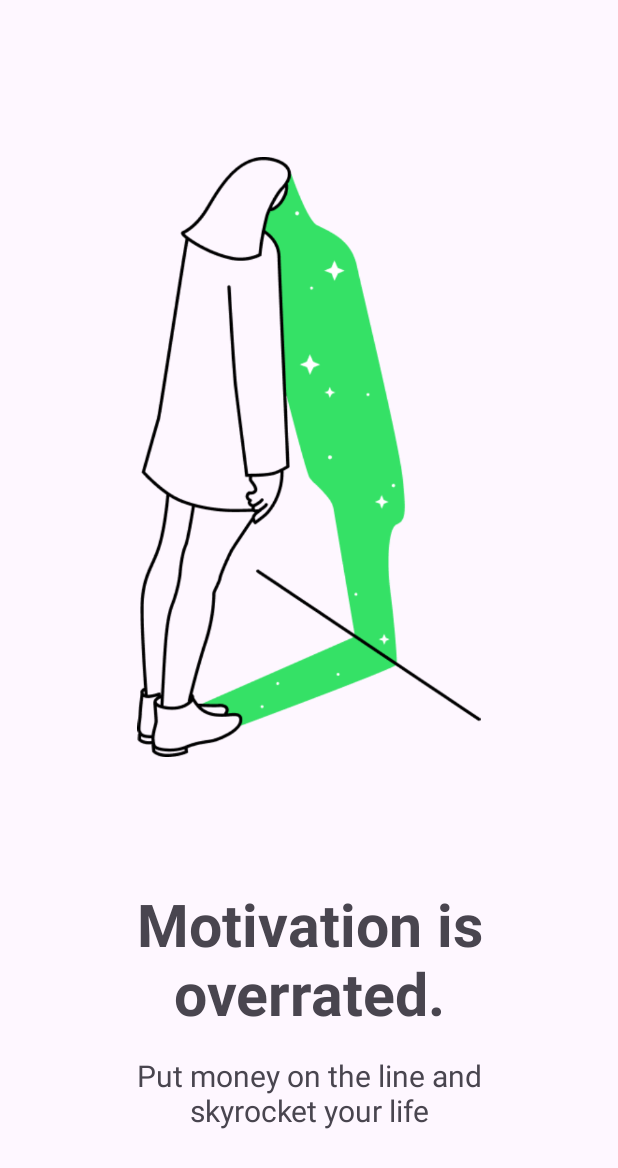
After one commit to KrzysztofCwirko/habit-guard, an Android app: the layout fragment_onboarding.xml on its own in the app's theme, with its tools: preview values and no code run, on a phone screen of 412 x 824 dp. The commit adds this screen. Shown: the top 1168 px of the screen. Run offline under Robolectric (Android 15) with nearby library versions, the light colour scheme and no system bars.

Commit message:
added onboarding

```diff
--- a/app/src/main/java/com/example/sportpact/MainActivity.kt
+++ b/app/src/main/java/com/example/sportpact/MainActivity.kt
@@ -2,6 +2,8 @@ package com.example.sportpact
 
 import androidx.appcompat.app.AppCompatActivity
 import android.os.Bundle
+import androidx.recyclerview.widget.LinearLayoutManager
+import androidx.recyclerview.widget.RecyclerView
 
 class MainActivity : AppCompatActivity() {
     override fun onCreate(savedInstanceState: Bundle?) {
--- /dev/null
+++ b/app/src/main/res/layout/fragment_onboarding.xml
@@ -0,0 +1,50 @@
+<?xml version="1.0" encoding="utf-8"?>
+<androidx.constraintlayout.widget.ConstraintLayout xmlns:android="http://schemas.android.com/apk/res/android"
+    xmlns:app="http://schemas.android.com/apk/res-auto"
+    xmlns:tools="http://schemas.android.com/tools"
+    android:layout_width="match_parent"
+    android:layout_height="match_parent"
+    tools:context=".Onboarding">
+
+
+    <TextView
+        android:id="@+id/textView"
+        android:layout_width="match_parent"
+        android:layout_height="wrap_content"
+        android:layout_marginStart="60dp"
+        android:layout_marginEnd="60dp"
+        android:layout_marginBottom="70dp"
+        android:textSize="20sp"
+        android:gravity="center"
+        android:text="Put money on the line and skyrocket your life"
+        app:layout_constraintBottom_toBottomOf="parent"
+        app:layout_constraintEnd_toEndOf="parent"
+        app:layout_constraintStart_toStartOf="parent" />
+
+    <TextView
+        android:id="@+id/textView2"
+        android:layout_width="match_parent"
+        android:layout_height="wrap_content"
+        android:layout_marginBottom="15dp"
+        android:gravity="center"
+        android:text="Motivation is overrated."
+        android:textSize="39sp"
+        android:textStyle="bold"
+        app:layout_constraintBottom_toTopOf="@+id/textView"
+        app:layout_constraintEnd_toEndOf="parent"
+        app:layout_constraintStart_toStartOf="parent" />
+
+    <ImageView
+        android:id="@+id/imageView2"
+        android:layout_width="300dp"
+        android:layout_height="400dp"
+        android:layout_marginStart="30dp"
+        android:layout_marginEnd="30dp"
+        android:layout_marginTop="30dp"
+        android:layout_marginBottom="10dp"
+        app:layout_constraintBottom_toTopOf="@+id/textView2"
+        app:layout_constraintEnd_toEndOf="parent"
+        app:layout_constraintStart_toStartOf="parent"
+        app:layout_constraintTop_toTopOf="parent"
+        app:srcCompat="@drawable/img_1" />
+</androidx.constraintlayout.widget.ConstraintLayout>
--- a/app/src/main/res/values-night/themes.xml
+++ b/app/src/main/res/values-night/themes.xml
@@ -1,7 +1,8 @@
 <resources xmlns:tools="http://schemas.android.com/tools">
     <!-- Base application theme. -->
     <style name="Base.Theme.SportPact" parent="Theme.Material3.DayNight.NoActionBar">
-        <!-- Customize your dark theme here. -->
-        <!-- <item name="colorPrimary">@color/my_dark_primary</item> -->
+        <!-- Customize your light theme here. -->
+        <!-- <item name="colorPrimary">@color/my_light_primary</item> -->
     </style>
+    <style name="Theme.SportPact" parent="Base.Theme.SportPact" />
 </resources>
```
Also changed, not shown: app/src/main/java/com/example/sportpact/Onboarding.kt (+16 -1 lines), app/src/main/java/com/example/sportpact/OnboardingRecyclerView.kt (added, +60 -0 lines), app/src/main/res/layout/activity_commitment.xml (added, +46 -0 lines), app/src/main/res/layout/activity_onboarding.xml (+22 -2 lines), app/src/main/res/layout/fragment_onboarding_2.xml (added, +66 -0 lines), app/src/main/res/layout/fragment_onboarding_learn_more.xml (added, +70 -0 lines), app/src/main/res/drawable/img.png (added), app/src/main/res/drawable/img_1.png (added), app/src/main/res/drawable/img_2.png (added), app/src/main/res/drawable/img_3.png (added), app/src/main/res/drawable/img_4.png (added), app/src/main/res/drawable/img_science.png (added).
